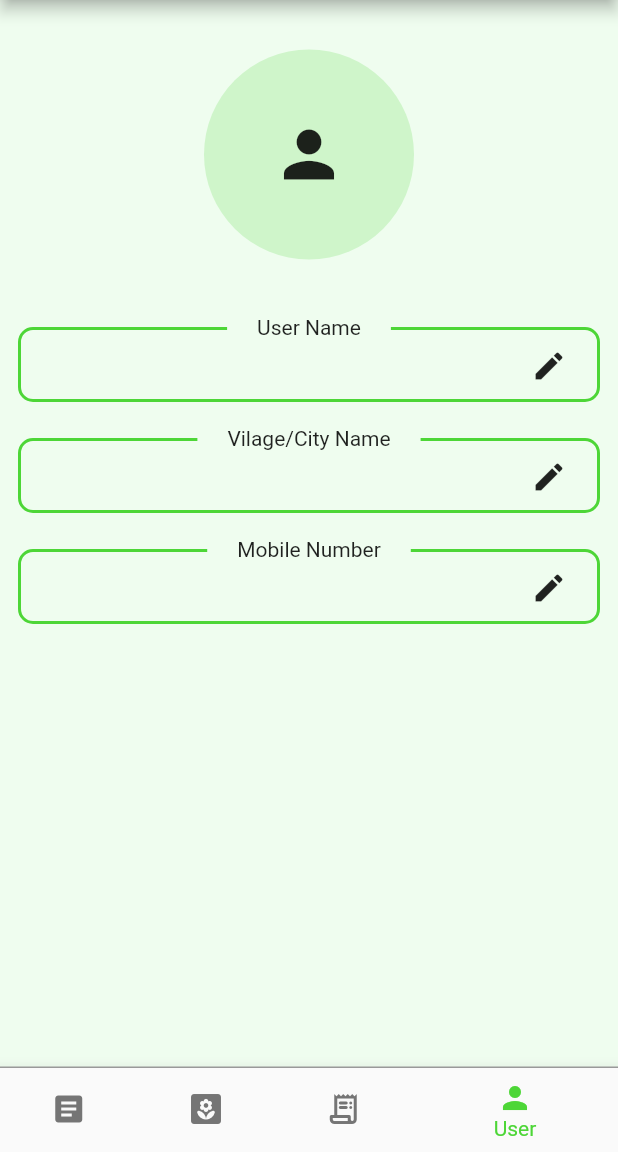
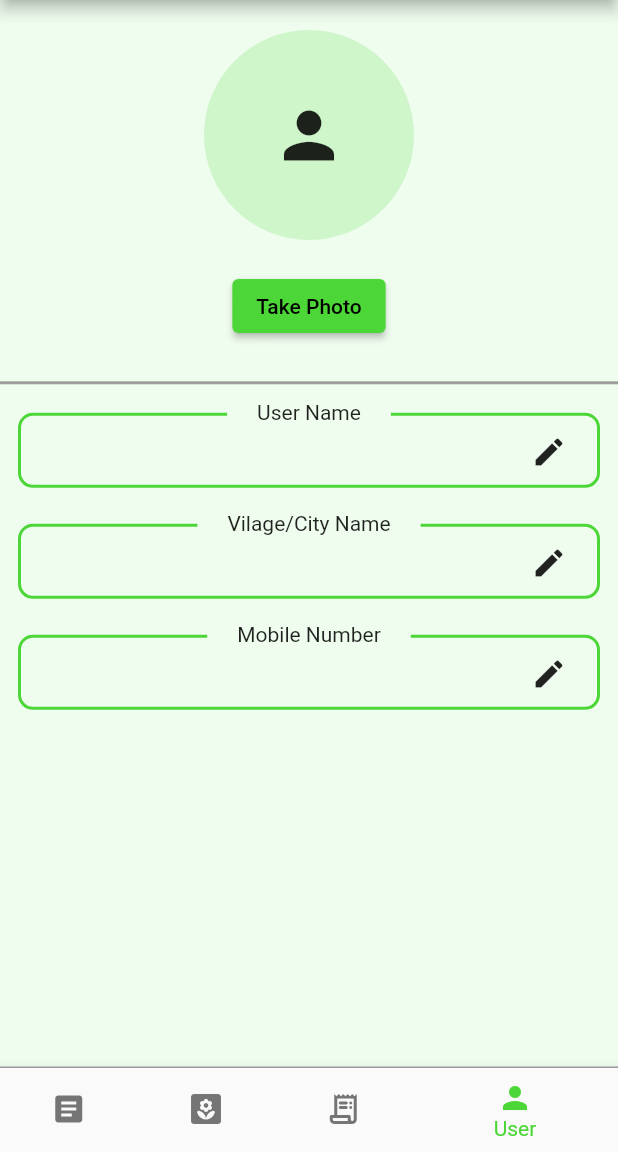
Before and after one commit to himanshu634/apmc_management, a Flutter app: the screen it shows once a user with an empty profile is signed in, item 4 of the bottom bar chosen, on a phone screen of 412 x 824 dp, the part 84-1236 px from its top. Run offline on Flutter 3.47's test engine with Material 2 defaults, Android fonts, the phone set to English and light mode, and no system bars; our stand-ins replace cloud_firestore, firebase_auth, firebase_core, image_picker, pinput; accounts and stored records are empty.

Commit message:
minor changes

```diff
--- a/lib/providers/News.dart
+++ b/lib/providers/News.dart
@@ -2,7 +2,6 @@
 
 import 'package:flutter/cupertino.dart';
 import 'package:cloud_firestore/cloud_firestore.dart';
-import 'package:firebase_core/firebase_core.dart';
 // import 'package:intl/intl.dart';
 
 class News extends ChangeNotifier {
--- a/lib/widgets/userWidgets/user_details.dart
+++ b/lib/widgets/userWidgets/user_details.dart
@@ -1,10 +1,27 @@
+import 'dart:io';
+
 import 'package:flutter/material.dart';
 import 'package:provider/provider.dart';
+import 'package:image_picker/image_picker.dart';
 
 import '../../providers/user_data.dart';
 import './user_item.dart';
 
-class UserDetails extends StatelessWidget {
+class UserDetails extends StatefulWidget {
+  @override
+  _UserDetailsState createState() => _UserDetailsState();
+}
+
+class _UserDetailsState extends State<UserDetails> {
+  File? _image;
+  Future<void> _pickImage() async {
+    final picker = ImagePicker();
+    final pickedFile = await picker.pickImage(source: ImageSource.camera);
+    setState(() {
+      _image = File(pickedFile!.path);
+    });
+  }
+
   @override
   Widget build(BuildContext context) {
     final userData = Provider.of<UserData>(context);
@@ -21,20 +38,42 @@ class UserDetails extends StatelessWidget {
             return SingleChildScrollView(
               child: Column(
                 children: [
-                  //TODO photo logic
-                  Container(
+                  SingleChildScrollView(
+                    child: Container(
                       width: double.infinity,
-                    height: MediaQuery.of(context).size.width * .5,
-                    child: Center(
+                      height: MediaQuery.of(context).size.width * .6,
+                      child: Column(
+                        children: [
+                          const SizedBox(height: 20),
+                          Center(
                             child: CircleAvatar(
                               minRadius: 20,
                               maxRadius: 70,
-                        child: Icon(
+                              child: _image == null
+                                  ? Icon(
                                       Icons.person,
                                       size: 50,
+                                    )
+                                  : Image.file(
+                                      _image!,
+                                      fit: BoxFit.cover,
                                     ),
                             ),
                           ),
+                          const SizedBox(height: 20),
+                          ElevatedButton(
+                            child: Text("Take Photo"),
+                            onPressed: () async {
+                              await _pickImage();
+                            },
+                          ),
+                        ],
+                      ),
+                    ),
+                  ),
+                  Divider(
+                    thickness: 2,
+                    color: Colors.grey[500],
                   ),
                   UserItem(
                     data: userData.userData!['user_name'],
--- a/lib/widgets/userWidgets/user_item.dart
+++ b/lib/widgets/userWidgets/user_item.dart
@@ -1,6 +1,5 @@
 import 'package:flutter/material.dart';
 
-import '../../screens/home.dart';
 
 class UserItem extends StatefulWidget {
   final String data;
@@ -85,6 +84,7 @@ class _UserItemState extends State<UserItem> {
                     left: 8,
                   ),
                   child: TextField(
+
                     scrollPadding: const EdgeInsets.only(
                       bottom: 50,
                     ),
--- a/pubspec.yaml
+++ b/pubspec.yaml
@@ -29,6 +29,9 @@ dependencies:
   firebase_core: ^1.3.0
   intl: ^0.17.0
   pinput: ^1.2.0
+  image_picker: ^0.8.2
+  path: ^1.8.0
+  path_provider: ^2.0.2
 
 
   # The following adds the Cupertino Icons font to your application.
```
Also changed, not shown: pubspec.lock. Lines whose indentation alone changed are shown as unchanged.
